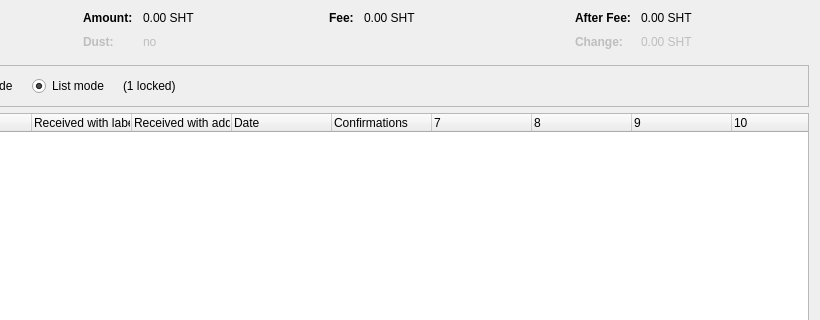
Qt form src/qt/forms/coincontroldialog.ui (Actinium-project/Actinium) before a commit; both pictures show x 180 to 1000 and y 0 to 320 of the 1000 by 500 pixel window.
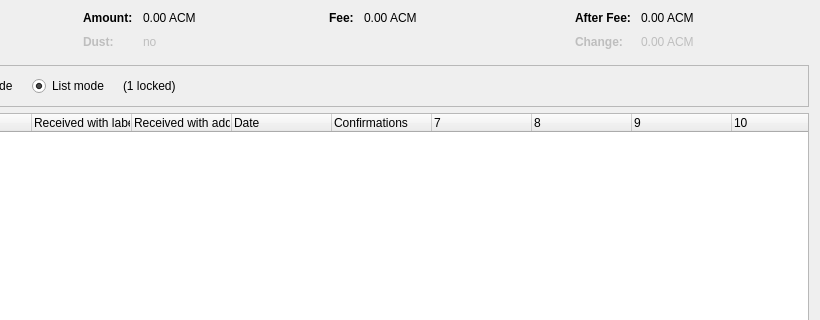
The same form after that commit. Custom widgets are drawn as their Qt base class.

```diff
--- a/src/qt/forms/coincontroldialog.ui
+++ b/src/qt/forms/coincontroldialog.ui
@@ -132,7 +132,7 @@
           <enum>Qt::ActionsContextMenu</enum>
          </property>
          <property name="text">
-          <string notr="true">0.00 SHT</string>
+          <string notr="true">0.00 ACM</string>
          </property>
          <property name="textInteractionFlags">
           <set>Qt::LinksAccessibleByMouse|Qt::TextSelectableByKeyboard|Qt::TextSelectableByMouse</set>
@@ -212,7 +212,7 @@
           <enum>Qt::ActionsContextMenu</enum>
          </property>
          <property name="text">
-          <string notr="true">0.00 SHT</string>
+          <string notr="true">0.00 ACM</string>
          </property>
          <property name="textInteractionFlags">
           <set>Qt::LinksAccessibleByMouse|Qt::TextSelectableByKeyboard|Qt::TextSelectableByMouse</set>
@@ -257,7 +257,7 @@
           <enum>Qt::ActionsContextMenu</enum>
          </property>
          <property name="text">
-          <string notr="true">0.00 SHT</string>
+          <string notr="true">0.00 ACM</string>
          </property>
          <property name="textInteractionFlags">
           <set>Qt::LinksAccessibleByMouse|Qt::TextSelectableByKeyboard|Qt::TextSelectableByMouse</set>
@@ -292,7 +292,7 @@
           <enum>Qt::ActionsContextMenu</enum>
          </property>
          <property name="text">
-          <string notr="true">0.00 SHT</string>
+          <string notr="true">0.00 ACM</string>
          </property>
          <property name="textInteractionFlags">
           <set>Qt::LinksAccessibleByMouse|Qt::TextSelectableByKeyboard|Qt::TextSelectableByMouse</set>
```
